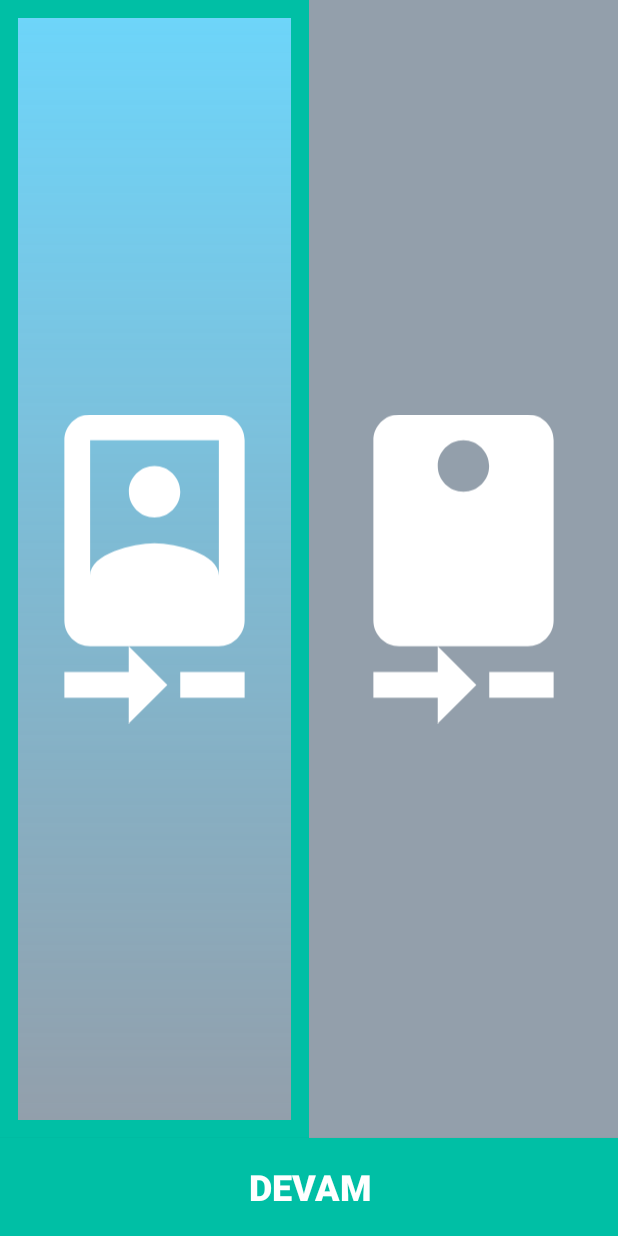
After one commit to erolerdogan/GM-Face-AI, an Android app: the StartActivity screen opened directly, with no data from a screen before it, on a phone screen of 412 x 824 dp. The commit adds this screen. Run offline under Robolectric (Android 15) with nearby library versions, the phone set to English and light mode, and no system bars.

Commit message:
Bugs fixed + Cmaera Switch Interface added.

```diff
--- a/app/build.gradle
+++ b/app/build.gradle
@@ -56,6 +56,7 @@ dependencies {
     implementation 'org.tensorflow:tensorflow-android:1.13.0-rc0'
     testImplementation 'junit:junit:4.13-beta-3'
     implementation 'com.android.support:design:28.0.0'
+    api 'com.google.android.material:material:1.1.0-alpha06'
     //implementation 'com.google.android.gms:play-services-vision:18.0.0'
 
 }
--- a/app/src/main/AndroidManifest.xml
+++ b/app/src/main/AndroidManifest.xml
@@ -33,6 +33,7 @@
         <activity android:name=".FaceDetection.FaceTrackerActivity"></activity>
         <activity android:name=".FaceSpotter.FaceActivity"></activity>
         <activity android:name=".FaceRecognizer.MainActivity"></activity>
+        <activity android:name=".FaceRecognizer.StartActivity"></activity>
 
 
     </application>
--- a/app/src/main/java/com/example/gm_face_ai/FaceRecognizer/Classifier.java
+++ b/app/src/main/java/com/example/gm_face_ai/FaceRecognizer/Classifier.java
@@ -40,7 +40,7 @@ import com.example.gm_face_ai.FaceRecognizer.wrapper.FaceNet;
  * Generic interface for interacting with different recognition engines.
  */
 public class Classifier {
-    public   Float THRESHOLD = 0.5f;
+    public   Float THRESHOLD = 0.35f;
 
     /**
      * An immutable result returned by a Classifier describing what was recognized.
--- a/app/src/main/java/com/example/gm_face_ai/FaceRecognizer/MainActivity.java
+++ b/app/src/main/java/com/example/gm_face_ai/FaceRecognizer/MainActivity.java
@@ -111,7 +111,7 @@ public class MainActivity extends CameraActivity implements OnImageAvailableList
     private TextView txtName;
     private TextView txtHold;
     public float THRESHOLD1;
-    public Boolean CameraW;
+    public Boolean  CameraW;
     Boolean isOpen = false;
 
     Animation fabOpen, fabClose, rotateForward, rotateBackward;
--- /dev/null
+++ b/app/src/main/java/com/example/gm_face_ai/FaceRecognizer/StartActivity.java
@@ -0,0 +1,60 @@
+package com.example.gm_face_ai.FaceRecognizer;
+
+import android.content.Intent;
+import android.os.Bundle;
+import android.view.View;
+import android.widget.Button;
+import android.widget.ImageButton;
+import android.widget.ImageView;
+
+import androidx.appcompat.app.AppCompatActivity;
+
+import com.example.gm_face_ai.R;
+
+public class StartActivity extends AppCompatActivity {
+    final boolean[] CameraW2 = {true}; // True is Front Cam , false is Back Cam.
+
+    ImageButton btnFront;
+    ImageButton btnBack;
+    Button btnDevam;
+
+    @Override
+    public void onCreate(Bundle savedInstanceState) {
+        super.onCreate(savedInstanceState);
+        setContentView(R.layout.start_switch);
+        btnFront = findViewById(R.id.btnFront);
+        btnBack = findViewById(R.id.btnBack);
+        btnDevam = findViewById(R.id.btnDevam);
+        btnFront.setBackgroundResource(R.drawable.background_selected);
+
+        btnFront.setOnClickListener(new View.OnClickListener() {
+            @Override
+            public void onClick(View view) {
+
+                btnFront.setBackgroundResource(R.drawable.background_selected);
+                btnBack.setBackgroundResource(R.drawable.background_unselected);
+                CameraW2[0]=true;
+            }
+        });
+
+        btnBack.setOnClickListener(new View.OnClickListener() {
+            @Override
+            public void onClick(View view) {
+                btnFront.setBackgroundResource(R.drawable.background_unselected);
+                btnBack.setBackgroundResource(R.drawable.background_selected);
+                CameraW2[0]=false;
+            }
+        });
+
+        btnDevam.setOnClickListener(new View.OnClickListener() {
+            @Override
+            public void onClick(View view) {
+                Intent intent =new  Intent(getApplicationContext(),MainActivity.class);
+                intent.putExtra("CameraWay2",CameraW2[0]);
+                startActivity(intent);
+            }
+        });
+
+    }
+
+}
--- /dev/null
+++ b/app/src/main/res/drawable/background_selected.xml
@@ -0,0 +1,13 @@
+<?xml version="1.0" encoding="utf-8"?>
+<shape xmlns:android="http://schemas.android.com/apk/res/android"
+    android:shape="rectangle">
+    <stroke
+        android:width="12dp"
+        android:color="#00BFA5" />
+    <gradient
+        android:angle="90"
+        android:endColor="#6DD5FA"
+        android:startColor="#BF708090"
+        android:type="linear" />
+
+</shape>
--- /dev/null
+++ b/app/src/main/res/drawable/background_unselected.xml
@@ -0,0 +1,10 @@
+<?xml version="1.0" encoding="utf-8"?>
+<shape xmlns:android="http://schemas.android.com/apk/res/android"
+    android:shape="rectangle">
+    <gradient
+        android:angle="90"
+        android:endColor="#BF708090"
+        android:startColor="#BF708090"
+        android:type="linear" />
+
+</shape>
--- /dev/null
+++ b/app/src/main/res/drawable/ic_camera_front_black_24dp.xml
@@ -0,0 +1,5 @@
+<vector android:alpha="1" android:height="256dp"
+    android:viewportHeight="24.0" android:viewportWidth="24.0"
+    android:width="256dp" xmlns:android="http://schemas.android.com/apk/res/android">
+    <path android:fillColor="#FFF" android:pathData="M10,20L5,20v2h5v2l3,-3 -3,-3v2zM14,20v2h5v-2h-5zM12,8c1.1,0 2,-0.9 2,-2s-0.9,-2 -2,-2 -1.99,0.9 -1.99,2S10.9,8 12,8zM17,0L7,0C5.9,0 5,0.9 5,2v14c0,1.1 0.9,2 2,2h10c1.1,0 2,-0.9 2,-2L19,2c0,-1.1 -0.9,-2 -2,-2zM7,2h10v10.5c0,-1.67 -3.33,-2.5 -5,-2.5s-5,0.83 -5,2.5L7,2z"/>
+</vector>
--- /dev/null
+++ b/app/src/main/res/drawable/ic_camera_rear_black_24dp.xml
@@ -0,0 +1,5 @@
+<vector android:alpha="1" android:height="256dp"
+    android:viewportHeight="24.0" android:viewportWidth="24.0"
+    android:width="256dp" xmlns:android="http://schemas.android.com/apk/res/android">
+    <path android:fillColor="#FFF" android:pathData="M10,20L5,20v2h5v2l3,-3 -3,-3v2zM14,20v2h5v-2h-5zM17,0L7,0C5.9,0 5,0.9 5,2v14c0,1.1 0.9,2 2,2h10c1.1,0 2,-0.9 2,-2L19,2c0,-1.1 -0.9,-2 -2,-2zM12,6c-1.11,0 -2,-0.9 -2,-2s0.89,-2 1.99,-2 2,0.9 2,2C14,5.1 13.1,6 12,6z"/>
+</vector>
--- /dev/null
+++ b/app/src/main/res/drawable/ic_center_focus_weak_black_24dp.xml
@@ -0,0 +1,5 @@
+<vector android:alpha="0.8" android:height="24dp"
+    android:viewportHeight="24.0" android:viewportWidth="24.0"
+    android:width="24dp" xmlns:android="http://schemas.android.com/apk/res/android">
+    <path android:fillColor="#FF000000" android:pathData="M5,15L3,15v4c0,1.1 0.9,2 2,2h4v-2L5,19v-4zM5,5h4L9,3L5,3c-1.1,0 -2,0.9 -2,2v4h2L5,5zM19,3h-4v2h4v4h2L21,5c0,-1.1 -0.9,-2 -2,-2zM19,19h-4v2h4c1.1,0 2,-0.9 2,-2v-4h-2v4zM12,8c-2.21,0 -4,1.79 -4,4s1.79,4 4,4 4,-1.79 4,-4 -1.79,-4 -4,-4zM12,14c-1.1,0 -2,-0.9 -2,-2s0.9,-2 2,-2 2,0.9 2,2 -0.9,2 -2,2z"/>
+</vector>
--- /dev/null
+++ b/app/src/main/res/drawable/ic_radio_button_checked_black_24dp.xml
@@ -0,0 +1,4 @@
+<vector android:height="70dp" android:viewportHeight="24.0"
+    android:viewportWidth="24.0" android:width="70dp" xmlns:android="http://schemas.android.com/apk/res/android">
+    <path android:fillColor="#708090" android:pathData="M12,7c-2.76,0 -5,2.24 -5,5s2.24,5 5,5 5,-2.24 5,-5 -2.24,-5 -5,-5zM12,2C6.48,2 2,6.48 2,12s4.48,10 10,10 10,-4.48 10,-10S17.52,2 12,2zM12,20c-4.42,0 -8,-3.58 -8,-8s3.58,-8 8,-8 8,3.58 8,8 -3.58,8 -8,8z"/>
+</vector>
--- /dev/null
+++ b/app/src/main/res/drawable/ic_radio_button_unchecked_black_24dp.xml
@@ -0,0 +1,4 @@
+<vector android:height="70dp" android:viewportHeight="24.0"
+    android:viewportWidth="24.0" android:width="70dp" xmlns:android="http://schemas.android.com/apk/res/android">
+    <path android:fillColor="#708090" android:pathData="M12,2C6.48,2 2,6.48 2,12s4.48,10 10,10 10,-4.48 10,-10S17.52,2 12,2zM12,20c-4.42,0 -8,-3.58 -8,-8s3.58,-8 8,-8 8,3.58 8,8 -3.58,8 -8,8z"/>
+</vector>
--- /dev/null
+++ b/app/src/main/res/layout/start_switch.xml
@@ -0,0 +1,53 @@
+<?xml version="1.0" encoding="utf-8"?>
+<androidx.constraintlayout.widget.ConstraintLayout xmlns:android="http://schemas.android.com/apk/res/android"
+    xmlns:app="http://schemas.android.com/apk/res-auto"
+    xmlns:tools="http://schemas.android.com/tools"
+    android:id="@+id/cont"
+    android:layout_width="match_parent"
+    android:layout_height="match_parent"
+    >
+
+    <ImageButton
+        android:id="@+id/btnFront"
+        android:layout_width="0dp"
+        android:layout_height="match_parent"
+        android:layout_marginBottom="65dp"
+        android:background="@drawable/background_unselected"
+        android:scaleType="fitCenter"
+        android:src="@drawable/ic_camera_front_black_24dp"
+        app:layout_constraintBottom_toBottomOf="parent"
+        app:layout_constraintEnd_toStartOf="@id/btnBack"
+        app:layout_constraintStart_toStartOf="parent"
+
+        />
+
+    <ImageButton
+        android:id="@+id/btnBack"
+        android:layout_width="0dp"
+        android:layout_height="match_parent"
+        android:layout_marginBottom="65dp"
+        android:background="@drawable/background_unselected"
+        android:scaleType="fitCenter"
+        android:src="@drawable/ic_camera_rear_black_24dp"
+        app:layout_constraintBottom_toBottomOf="parent"
+        app:layout_constraintEnd_toEndOf="parent"
+        app:layout_constraintStart_toEndOf="@+id/btnFront" />
+
+    <Button
+        android:id="@+id/btnDevam"
+        android:layout_width="417dp"
+        android:layout_height="65dp"
+        android:background="#00BFA5"
+        android:backgroundTintMode="add"
+        android:text="DEVAM"
+        android:textAlignment="center"
+        android:textColor="#FFFFFF"
+        android:textSize="24sp"
+        android:textStyle="bold"
+        app:layout_constraintBottom_toBottomOf="parent"
+        app:layout_constraintEnd_toEndOf="parent"
+        app:layout_constraintStart_toStartOf="parent"
+        app:layout_constraintTop_toTopOf="parent"
+        app:layout_constraintVertical_bias="1.0" />
+
+</androidx.constraintlayout.widget.ConstraintLayout>
```
Also changed, not shown: app/src/main/java/com/example/gm_face_ai/FaceRecognizer/tracking/MultiBoxTracker.java (+22 -9 lines), app/src/main/java/com/example/gm_face_ai/MainActivity.java (+3 -19 lines), app/src/main/res/drawable/background_start.xml (added, +14 -0 lines), app/src/main/res/layout/activity_camera.xml (+0 -11 lines), app/src/main/res/layout/activity_main.xml (+0 -33 lines), app/src/main/res/layout/test.xml (deleted, +0 -11 lines), app/src/main/res/menu/menu_items.xml (deleted, +0 -12 lines).
